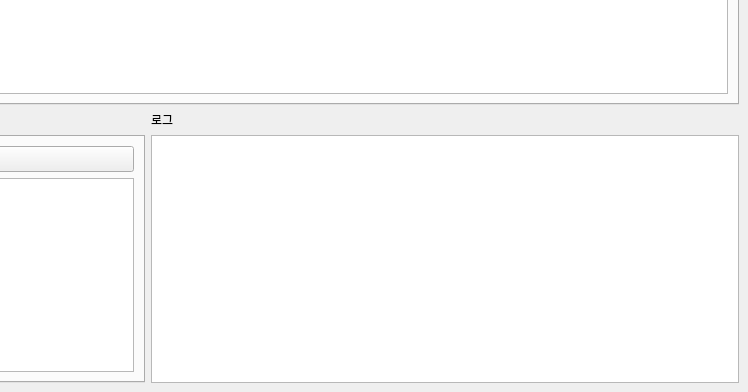
Before: the Qt Designer form ui/autotrade.ui in BTB80/kiwoom-auto-trader, drawn with Qt 5; both pictures show x 452 to 1200 and y 425 to 817 of the 1200 by 817 pixel window.
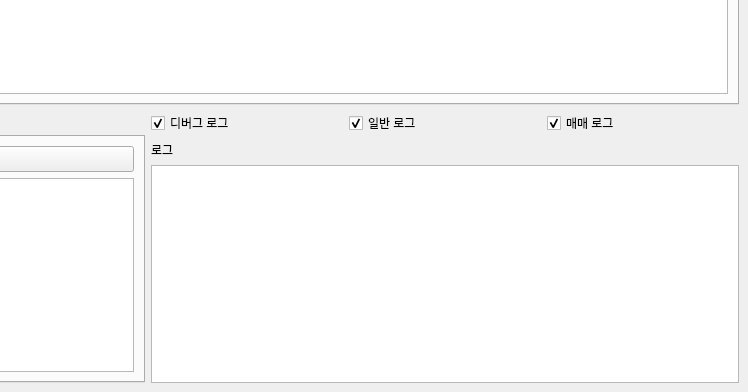
After: the same form once the commit is applied.

Commit message: 0621새벽  로그출럭 분리 수정

Diff of the .ui file:
```diff
--- a/ui/autotrade.ui
+++ b/ui/autotrade.ui
@@ -191,11 +191,56 @@
        </widget>
       </item>
       <item>
-       <layout class="QVBoxLayout">
-        <item><widget class="QLabel" name="log_label"><property name="text"><string>로그</string></property></widget></item>
-        <item><widget class="QTextEdit" name="log_box"><property name="minimumSize"><size><width>400</width><height>200</height></size></property></widget></item>
-       </layout>
-      </item>
+  <layout class="QVBoxLayout">
+    <item>
+      <layout class="QHBoxLayout">
+        <item>
+          <widget class="QCheckBox" name="debug_checkbox">
+            <property name="text">
+              <string>디버그 로그</string>
+            </property>
+            <property name="checked">
+              <bool>true</bool>
+            </property>
+          </widget>
+        </item>
+        <item>
+          <widget class="QCheckBox" name="info_checkbox">
+            <property name="text">
+              <string>일반 로그</string>
+            </property>
+            <property name="checked">
+              <bool>true</bool>
+            </property>
+          </widget>
+        </item>
+        <item>
+          <widget class="QCheckBox" name="trade_checkbox">
+            <property name="text">
+              <string>매매 로그</string>
+            </property>
+            <property name="checked">
+              <bool>true</bool>
+            </property>
+          </widget>
+        </item>
+      </layout>
+    </item>
+    <item>
+      <widget class="QLabel" name="log_label">
+        <property name="text"><string>로그</string></property>
+      </widget>
+    </item>
+    <item>
+      <widget class="QTextEdit" name="log_box">
+        <property name="minimumSize">
+          <size><width>400</width><height>200</height></size>
+        </property>
+      </widget>
+    </item>
+  </layout>
+</item>
+
      </layout>
     </item>
 
```
The commit also changes 15 other files.
